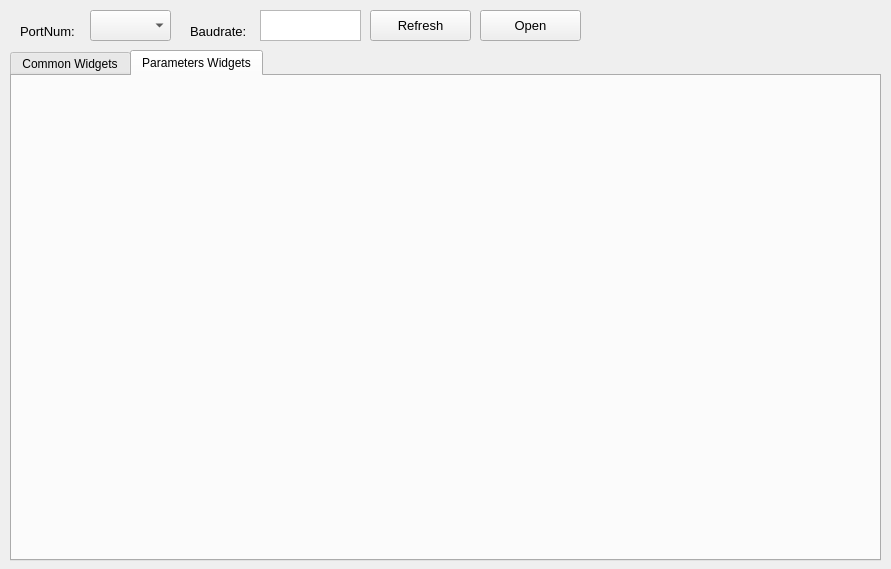
ZhuYanzhen1/miniFOC, file tools/mainwindow.ui: the form before one commit.
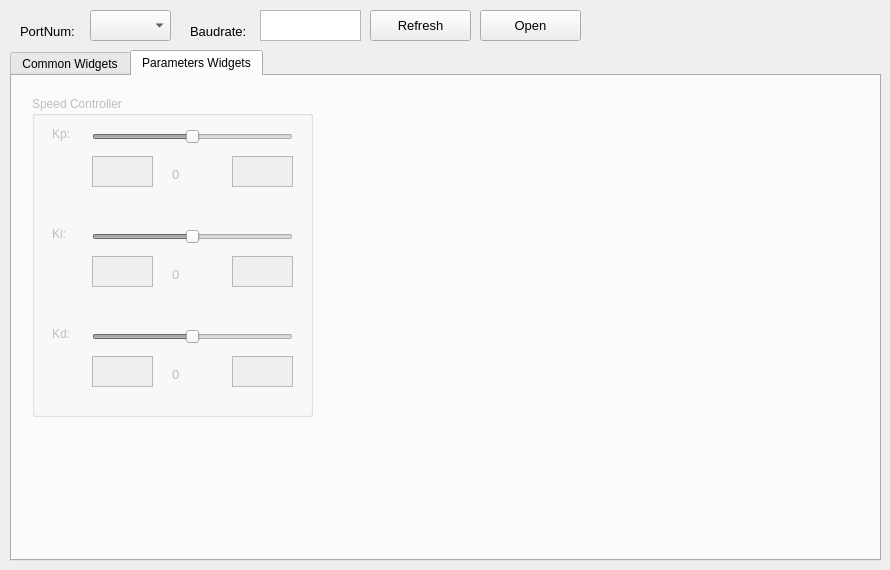
The form after the commit. The open tabs and pages were chosen to show the change. Custom widgets are drawn as their Qt base class.

Commit message: Add speed loop PID debugging control for monitor.

```diff
--- a/tools/mainwindow.ui
+++ b/tools/mainwindow.ui
@@ -6,8 +6,8 @@
    <rect>
     <x>0</x>
     <y>0</y>
-    <width>891</width>
-    <height>569</height>
+    <width>890</width>
+    <height>570</height>
    </rect>
   </property>
   <property name="windowTitle">
@@ -301,6 +301,316 @@
      <attribute name="title">
       <string>Parameters Widgets</string>
      </attribute>
+     <widget class="QGroupBox" name="speed_groupbox">
+      <property name="enabled">
+       <bool>false</bool>
+      </property>
+      <property name="geometry">
+       <rect>
+        <x>20</x>
+        <y>20</y>
+        <width>281</width>
+        <height>321</height>
+       </rect>
+      </property>
+      <property name="title">
+       <string>Speed Controller</string>
+      </property>
+      <widget class="QSlider" name="speed_kp_slider">
+       <property name="enabled">
+        <bool>false</bool>
+       </property>
+       <property name="geometry">
+        <rect>
+         <x>60</x>
+         <y>30</y>
+         <width>201</width>
+         <height>22</height>
+        </rect>
+       </property>
+       <property name="minimum">
+        <number>0</number>
+       </property>
+       <property name="maximum">
+        <number>10000</number>
+       </property>
+       <property name="singleStep">
+        <number>1</number>
+       </property>
+       <property name="pageStep">
+        <number>1</number>
+       </property>
+       <property name="value">
+        <number>5000</number>
+       </property>
+       <property name="sliderPosition">
+        <number>5000</number>
+       </property>
+       <property name="orientation">
+        <enum>Qt::Horizontal</enum>
+       </property>
+      </widget>
+      <widget class="QTextEdit" name="speed_kp_minimum">
+       <property name="geometry">
+        <rect>
+         <x>60</x>
+         <y>60</y>
+         <width>61</width>
+         <height>31</height>
+        </rect>
+       </property>
+       <property name="font">
+        <font>
+         <family>Arial</family>
+         <pointsize>10</pointsize>
+        </font>
+       </property>
+      </widget>
+      <widget class="QTextEdit" name="speed_kp_maximum">
+       <property name="geometry">
+        <rect>
+         <x>200</x>
+         <y>60</y>
+         <width>61</width>
+         <height>31</height>
+        </rect>
+       </property>
+       <property name="font">
+        <font>
+         <family>Arial</family>
+         <pointsize>10</pointsize>
+        </font>
+       </property>
+      </widget>
+      <widget class="QLabel" name="speed_kp_value">
+       <property name="geometry">
+        <rect>
+         <x>140</x>
+         <y>70</y>
+         <width>41</width>
+         <height>16</height>
+        </rect>
+       </property>
+       <property name="font">
+        <font>
+         <family>Arial</family>
+         <pointsize>10</pointsize>
+        </font>
+       </property>
+       <property name="text">
+        <string>0</string>
+       </property>
+      </widget>
+      <widget class="QLabel" name="label_3">
+       <property name="geometry">
+        <rect>
+         <x>20</x>
+         <y>30</y>
+         <width>41</width>
+         <height>16</height>
+        </rect>
+       </property>
+       <property name="text">
+        <string>Kp: </string>
+       </property>
+      </widget>
+      <widget class="QLabel" name="label_4">
+       <property name="geometry">
+        <rect>
+         <x>20</x>
+         <y>130</y>
+         <width>41</width>
+         <height>16</height>
+        </rect>
+       </property>
+       <property name="text">
+        <string>Ki: </string>
+       </property>
+      </widget>
+      <widget class="QTextEdit" name="speed_ki_minimum">
+       <property name="geometry">
+        <rect>
+         <x>60</x>
+         <y>160</y>
+         <width>61</width>
+         <height>31</height>
+        </rect>
+       </property>
+       <property name="font">
+        <font>
+         <family>Arial</family>
+         <pointsize>10</pointsize>
+        </font>
+       </property>
+      </widget>
+      <widget class="QTextEdit" name="speed_ki_maximum">
+       <property name="geometry">
+        <rect>
+         <x>200</x>
+         <y>160</y>
+         <width>61</width>
+         <height>31</height>
+        </rect>
+       </property>
+       <property name="font">
+        <font>
+         <family>Arial</family>
+         <pointsize>10</pointsize>
+        </font>
+       </property>
+      </widget>
+      <widget class="QSlider" name="speed_ki_slider">
+       <property name="enabled">
+        <bool>false</bool>
+       </property>
+       <property name="geometry">
+        <rect>
+         <x>60</x>
+         <y>130</y>
+         <width>201</width>
+         <height>22</height>
+        </rect>
+       </property>
+       <property name="minimum">
+        <number>0</number>
+       </property>
+       <property name="maximum">
+        <number>10000</number>
+       </property>
+       <property name="singleStep">
+        <number>1</number>
+       </property>
+       <property name="pageStep">
+        <number>1</number>
+       </property>
+       <property name="value">
+        <number>5000</number>
+       </property>
+       <property name="sliderPosition">
+        <number>5000</number>
+       </property>
+       <property name="orientation">
+        <enum>Qt::Horizontal</enum>
+       </property>
+      </widget>
+      <widget class="QLabel" name="speed_ki_value">
+       <property name="geometry">
+        <rect>
+         <x>140</x>
+         <y>170</y>
+         <width>41</width>
+         <height>16</height>
+        </rect>
+       </property>
+       <property name="font">
+        <font>
+         <family>Arial</family>
+         <pointsize>10</pointsize>
+        </font>
+       </property>
+       <property name="text">
+        <string>0</string>
+       </property>
+      </widget>
+      <widget class="QLabel" name="label_5">
+       <property name="geometry">
+        <rect>
+         <x>20</x>
+         <y>230</y>
+         <width>41</width>
+         <height>16</height>
+        </rect>
+       </property>
+       <property name="text">
+        <string>Kd: </string>
+       </property>
+      </widget>
+      <widget class="QTextEdit" name="speed_kd_minimum">
+       <property name="geometry">
+        <rect>
+         <x>60</x>
+         <y>260</y>
+         <width>61</width>
+         <height>31</height>
+        </rect>
+       </property>
+       <property name="font">
+        <font>
+         <family>Arial</family>
+         <pointsize>10</pointsize>
+        </font>
+       </property>
+      </widget>
+      <widget class="QTextEdit" name="speed_kd_maximum">
+       <property name="geometry">
+        <rect>
+         <x>200</x>
+         <y>260</y>
+         <width>61</width>
+         <height>31</height>
+        </rect>
+       </property>
+       <property name="font">
+        <font>
+         <family>Arial</family>
+         <pointsize>10</pointsize>
+        </font>
+       </property>
+      </widget>
+      <widget class="QSlider" name="speed_kd_slider">
+       <property name="enabled">
+        <bool>false</bool>
+       </property>
+       <property name="geometry">
+        <rect>
+         <x>60</x>
+         <y>230</y>
+         <width>201</width>
+         <height>22</height>
+        </rect>
+       </property>
+       <property name="minimum">
+        <number>0</number>
+       </property>
+       <property name="maximum">
+        <number>10000</number>
+       </property>
+       <property name="singleStep">
+        <number>1</number>
+       </property>
+       <property name="pageStep">
+        <number>1</number>
+       </property>
+       <property name="value">
+        <number>5000</number>
+       </property>
+       <property name="sliderPosition">
+        <number>5000</number>
+       </property>
+       <property name="orientation">
+        <enum>Qt::Horizontal</enum>
+       </property>
+      </widget>
+      <widget class="QLabel" name="speed_kd_value">
+       <property name="geometry">
+        <rect>
+         <x>140</x>
+         <y>270</y>
+         <width>41</width>
+         <height>16</height>
+        </rect>
+       </property>
+       <property name="font">
+        <font>
+         <family>Arial</family>
+         <pointsize>10</pointsize>
+        </font>
+       </property>
+       <property name="text">
+        <string>0</string>
+       </property>
+      </widget>
+     </widget>
     </widget>
    </widget>
   </widget>
```
Left out of the diff: 6 changed lines with no effect on the pictures. The commit also changes 1 other file.
